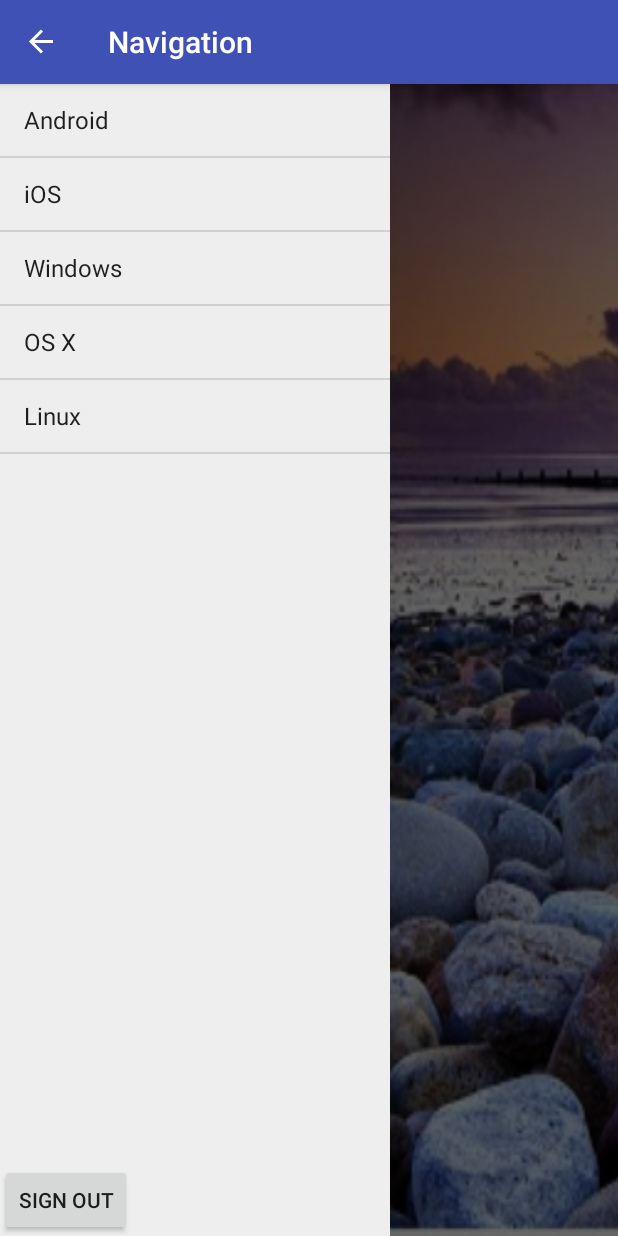
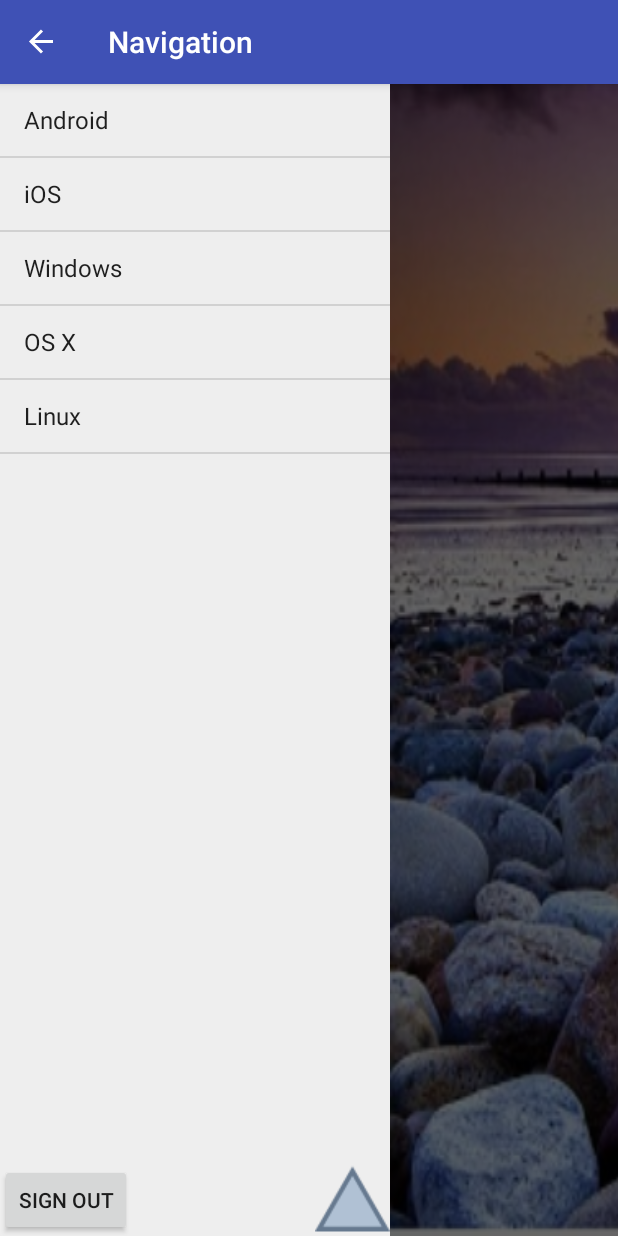
Before and after one commit to Cool-dpkLearn91/MyDrawer, an Android app: the screen it shows after launch (MainActivity), with the side drawer open, on a phone screen of 412 x 824 dp. Run offline under Robolectric (Android 15) with nearby library versions, the phone set to English and light mode, and no system bars.

```diff
--- a/app/src/main/java/com/example/devil/mydrawer/MainActivity.java
+++ b/app/src/main/java/com/example/devil/mydrawer/MainActivity.java
@@ -9,8 +9,11 @@ import android.support.v7.app.AppCompatActivity;
 import android.os.Bundle;
 import android.view.MenuItem;
 import android.view.View;
+import android.view.animation.Animation;
+import android.view.animation.AnimationUtils;
 import android.widget.ArrayAdapter;
 import android.widget.Button;
+import android.widget.ImageView;
 import android.widget.ListView;
 import android.widget.RelativeLayout;
 
@@ -28,6 +31,10 @@ public class MainActivity extends AppCompatActivity implements DrawerLayout.Draw
 
     Button btnSignOut;
 
+    ImageView imageTriangle;
+
+    Animation animation;
+
     @Override
     protected void onCreate(Bundle savedInstanceState) {
         super.onCreate(savedInstanceState);
@@ -41,6 +48,8 @@ public class MainActivity extends AppCompatActivity implements DrawerLayout.Draw
         mDrawerLayout = (DrawerLayout) findViewById(R.id.drawer_layout);
         mActivityTitle = getTitle().toString();
 
+        imageTriangle = (ImageView)findViewById(R.id.activity_main_iv_tng);
+
         btnSignOut = (Button) findViewById(R.id.activity_main_btn_sign_out);
 
         getSupportActionBar().setDisplayHomeAsUpEnabled(true);
@@ -50,6 +59,13 @@ public class MainActivity extends AppCompatActivity implements DrawerLayout.Draw
 
         setUpDrawer();
 
+        animation = AnimationUtils.loadAnimation(getApplicationContext(), R.anim.zoom_in);
+        imageTriangle.setOnClickListener(new View.OnClickListener() {
+            @Override
+            public void onClick(View v) {
+                imageTriangle.startAnimation(animation);
+            }
+        });
     }
 
     private void setUpDrawer() {
--- /dev/null
+++ b/app/src/main/res/anim/zoom_in.xml
@@ -0,0 +1,11 @@
+<?xml version="1.0" encoding="utf-8"?>
+<set xmlns:android="http://schemas.android.com/apk/res/android">
+    <scale
+        android:duration="120"
+        android:fromXScale=".2"
+        android:fromYScale=".2"
+        android:pivotX="50%"
+        android:pivotY="50%"
+        android:toXScale="1.5"
+        android:toYScale="1.5" />
+</set>
--- a/app/src/main/res/layout/activity_main.xml
+++ b/app/src/main/res/layout/activity_main.xml
@@ -14,7 +14,6 @@
         android:background="@drawable/scn">
 
     </RelativeLayout>
-
 
     <RelativeLayout
         android:id="@+id/activity_main_rldrawer_view"
@@ -38,6 +37,15 @@
             android:layout_alignParentBottom="true"
             />
 
+        <ImageView
+            android:layout_width="wrap_content"
+            android:layout_height="wrap_content"
+            android:id="@+id/activity_main_iv_tng"
+            android:layout_alignParentBottom="true"
+            android:src="@drawable/triangle"
+            android:layout_alignParentEnd="true"
+            />
+
     </RelativeLayout>
 
 </android.support.v4.widget.DrawerLayout>
```
Also changed, not shown: app/src/main/res/drawable/triangle.png (added).
